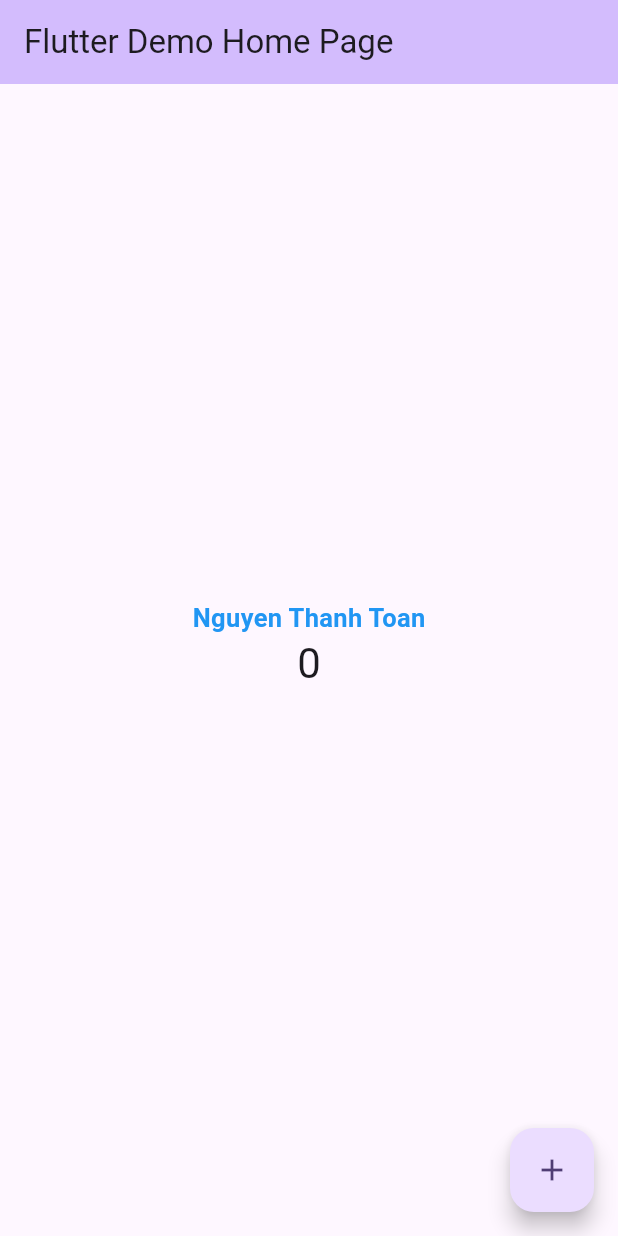
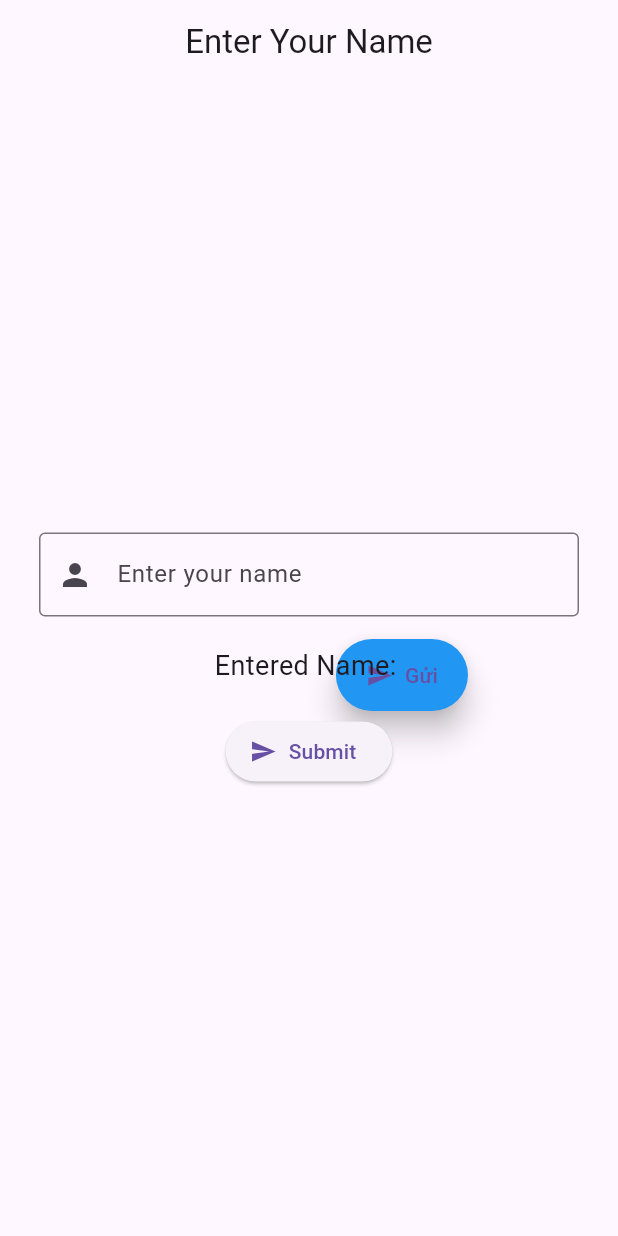
Before and after one commit to NguyenThanhhToan/Dio_fetchAPI, a Flutter app: the screen it shows after launch, on a phone screen of 412 x 824 dp. Run offline on Flutter 3.47's test engine with Material 3 defaults, Android fonts, the phone set to English and light mode, and no system bars.

Commit message:
basic widget v2

```diff
--- a/lib/button.dart
+++ b/lib/button.dart
@@ -0,0 +1,34 @@
+import 'package:flutter/material.dart';
+
+class FloatingElevatedButton extends StatelessWidget {
+  final VoidCallback onPressed;
+  final String label;
+  final IconData icon;
+  final double bottom;
+  final double right;
+  const FloatingElevatedButton({
+    super.key,
+    required this.onPressed,
+    this.label = "Gửi",
+    this.icon = Icons.send, required this.bottom, required this.right,
+  });
+
+  @override
+  Widget build(BuildContext context) {
+    return Positioned(
+      bottom: bottom,
+      right: right,
+      child: ElevatedButton.icon(
+        onPressed: onPressed,
+        icon: Icon(icon),
+        label: Text(label),
+        style: ElevatedButton.styleFrom(
+          backgroundColor: Colors.blue,
+          shape: StadiumBorder(),
+          elevation: 8,
+          padding: const EdgeInsets.symmetric(horizontal: 20, vertical: 14),
+        ),
+      ),
+    );
+  }
+}
--- a/lib/input.dart
+++ b/lib/input.dart
@@ -0,0 +1,118 @@
+import 'package:flutter/material.dart';
+import 'home.dart';
+import 'button.dart';
+import 'screen1.dart';
+import 'columm.dart';
+
+class NameInputScreen extends StatelessWidget {
+  const NameInputScreen({super.key});
+
+  @override
+  Widget build(BuildContext context) {
+    return Scaffold(
+      appBar: AppBar(
+        title: const Text('Enter Your Name'),
+        centerTitle: true,
+      ),
+      body: Stack(
+        children: [
+
+          FloatingElevatedButton(
+            onPressed: () {
+              Navigator.push(
+                context,
+                MaterialPageRoute(
+                  builder: (context) => const AlignExample(),
+                ),
+              );
+            },
+            bottom: 350,
+            right: 100,
+          ),
+          const Center(child: NameInputField()),
+        ],
+      ),
+    );
+  }
+}
+
+class NameInputField extends StatefulWidget {
+  const NameInputField({super.key});
+
+  @override
+  State<NameInputField> createState() => _NameInputFieldState();
+}
+
+class _NameInputFieldState extends State<NameInputField> {
+  final TextEditingController _nameController = TextEditingController();
+  String _enteredName = '';
+
+  @override
+  void initState() {
+    super.initState();
+    _nameController.addListener(_updateName);
+  }
+
+  void _updateName() {
+    setState(() {
+      _enteredName = _nameController.text;
+    });
+  }
+
+  @override
+  void dispose() {
+    _nameController.removeListener(_updateName);
+    _nameController.dispose();
+    super.dispose();
+  }
+
+  void _submitName(String username) {
+    final name = username.trim();
+    if (name.isEmpty) {
+      ScaffoldMessenger.of(context).showSnackBar(
+        const SnackBar(content: Text('Please enter your name.')),
+      );
+    } else {
+      Navigator.push(
+        context,
+        MaterialPageRoute(
+          builder: (context) => HomeScreen(userName: name),
+        ),
+      );
+    }
+  }
+
+  @override
+  Widget build(BuildContext context) {
+    return Padding(
+      padding: const EdgeInsets.all(26.0),
+      child: Column(
+        mainAxisSize: MainAxisSize.min,
+        children: <Widget>[
+          TextField(
+            controller: _nameController,
+            obscureText: true,
+            obscuringCharacter: "?",
+            textAlign: TextAlign.start,
+            decoration: const InputDecoration(
+              labelText: 'Enter your name',
+              border: OutlineInputBorder(),
+              prefixIcon: Icon(Icons.person),
+            ),
+          ),
+          const SizedBox(height: 20),
+          Text(
+            'Entered Name: $_enteredName',
+            style: const TextStyle(fontSize: 18),
+          ),
+          const SizedBox(height: 20),
+          ElevatedButton.icon(
+            onPressed: () => _submitName(_nameController.text),
+            icon: const Icon(Icons.send),
+            label: const Text('Submit'),
+          ),
+        ],
+      ),
+    );
+  }
+}
--- a/lib/main.dart
+++ b/lib/main.dart
@@ -1,4 +1,5 @@
 import 'package:flutter/material.dart';
+import 'input.dart';
 
 void main() {
   runApp(const MyApp());
@@ -7,94 +8,16 @@ void main() {
 class MyApp extends StatelessWidget {
   const MyApp({super.key});
 
-  // This widget is the root of your application.
   @override
   Widget build(BuildContext context) {
     return MaterialApp(
-      title: 'Flutter Demo',
+      debugShowCheckedModeBanner: false,
+      title: 'Name Input App',
       theme: ThemeData(
-        colorScheme: ColorScheme.fromSeed(seedColor: Colors.deepPurple),
+        primarySwatch: Colors.blue,
         useMaterial3: true,
       ),
-      home: const MyHomePage(title: 'Flutter Demo Home Page'),
+      home: const NameInputScreen(),
     );
   }
 }
-
-class NameWidget extends StatelessWidget {
-  final String name;
-  const NameWidget({Key? key, required this.name}) : super(key: key);
-
-  @override
-  Widget build(BuildContext context) {
-    return Text(name, style:TextStyle( fontSize: 17, color: Colors.blue, fontWeight: FontWeight.bold));
-  }
-}
-
-class MyHomePage extends StatefulWidget {
-  const MyHomePage({super.key, required this.title});
-
-  final String title;
-
-  @override
-  State<MyHomePage> createState() => _MyHomePageState();
-}
-
-class InformationWidget extends StatefulWidget {
-  const InformationWidget({Key? key}) : super(key: key);
-
-  @override
-  _InformationWidgetState createState() => _InformationWidgetState();
-}
-
-class _InformationWidgetState extends State<InformationWidget> {
-  @override
-  Widget build(BuildContext context) {
-    return Container(
-      child: Column(
-
-      ),
-    );
-  }
-}
-
-class _MyHomePageState extends State<MyHomePage> {
-  int _counter = 0;
-
-  void _incrementCounter() {
-    setState(() {
-      _counter++;
-    });
-  }
-
-  @override
-  Widget build(BuildContext context) {
-    String name = "Nguyen Thanh Toan";
-
-    return Scaffold(
-
-      appBar: AppBar(
-        backgroundColor: Theme.of(context).colorScheme.inversePrimary,
-        title: Text(widget.title),
-      ),
-      body: Center(
-        child: Column(
-          mainAxisAlignment: MainAxisAlignment.center,
-          children: <Widget>[
-            NameWidget(name: name),
-            Text(
-              '$_counter',
-              style: Theme.of(context).textTheme.headlineMedium,
-            ),
-            const SizedBox(height: 20,)
-          ],
-        ),
-      ),
-      floatingActionButton: FloatingActionButton(
-        onPressed: _incrementCounter,
-        tooltip: 'Increment',
-        child: const Icon(Icons.add),
-      ),
-    );
-  }
-}
```
Also changed, not shown: lib/columm.dart (+23 -0 lines), lib/home.dart (+32 -0 lines), lib/screen1.dart (+66 -0 lines), 1 other file.
